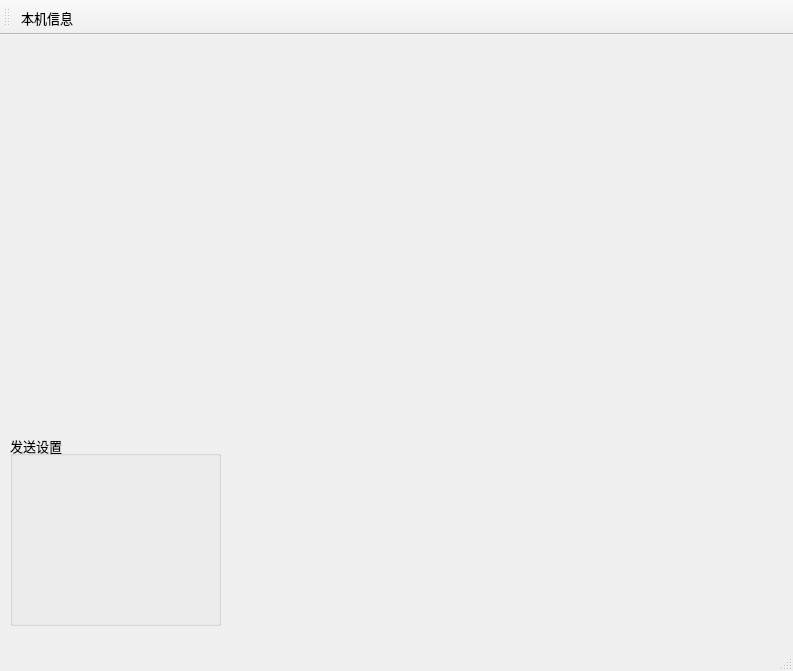
Above: main_window.ui from 652436962/Network_Assistant before the change. Below: the same form after it.
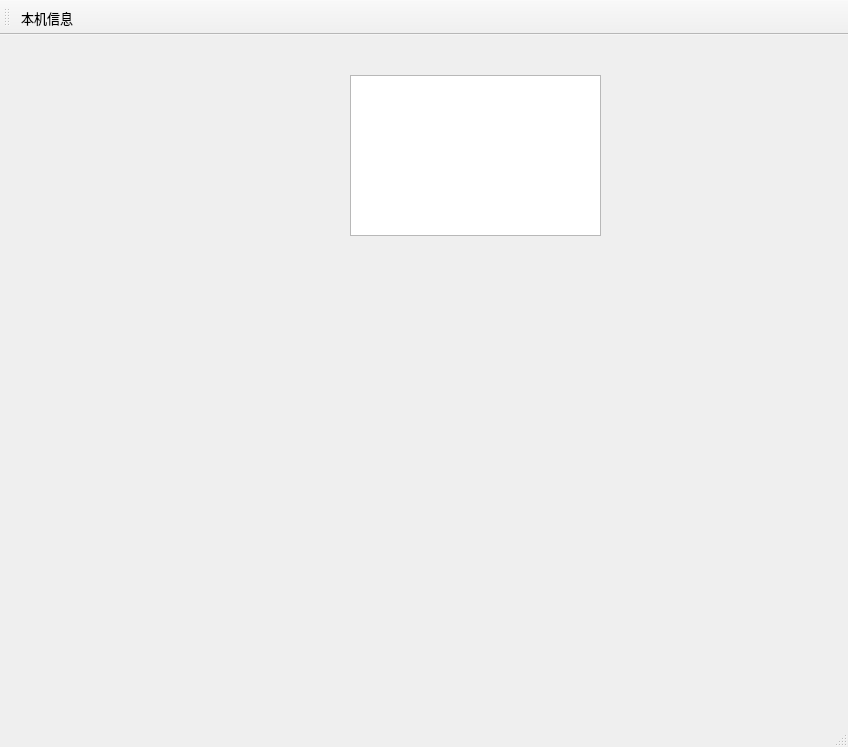
That is the form after the change. Custom widgets are drawn as their Qt base class.

Patch:
```diff
--- a/main_window.ui
+++ b/main_window.ui
@@ -6,8 +6,8 @@
    <rect>
     <x>0</x>
     <y>0</y>
-    <width>793</width>
-    <height>671</height>
+    <width>848</width>
+    <height>747</height>
    </rect>
   </property>
   <property name="font">
@@ -19,26 +19,13 @@
    <string>MainWindow</string>
   </property>
   <widget class="QWidget" name="centralWidget">
-   <widget class="QGroupBox" name="groupBox_SendSettings">
-    <property name="geometry">
-     <rect>
-      <x>10</x>
-      <y>400</y>
-      <width>211</width>
-      <height>191</height>
-     </rect>
-    </property>
-    <property name="title">
-     <string>发送设置</string>
-    </property>
-   </widget>
    <widget class="NetworkSettingsWidget" name="network_settings" native="true">
     <property name="geometry">
      <rect>
-      <x>0</x>
-      <y>0</y>
+      <x>10</x>
+      <y>10</y>
       <width>201</width>
-      <height>201</height>
+      <height>231</height>
      </rect>
     </property>
    </widget>
@@ -46,12 +33,32 @@
     <property name="geometry">
      <rect>
       <x>10</x>
-      <y>210</y>
+      <y>270</y>
       <width>201</width>
       <height>181</height>
      </rect>
     </property>
    </widget>
+   <widget class="SendSettingsWidget" name="send_settings" native="true">
+    <property name="geometry">
+     <rect>
+      <x>10</x>
+      <y>480</y>
+      <width>191</width>
+      <height>191</height>
+     </rect>
+    </property>
+   </widget>
+   <widget class="ReceiveWidget" name="receive_area">
+    <property name="geometry">
+     <rect>
+      <x>350</x>
+      <y>40</y>
+      <width>251</width>
+      <height>161</height>
+     </rect>
+    </property>
+   </widget>
   </widget>
   <widget class="QMenuBar" name="menuBar">
    <property name="geometry">
@@ -99,6 +106,17 @@
    <header>receive_settings_widget.h</header>
    <container>1</container>
   </customwidget>
+  <customwidget>
+   <class>SendSettingsWidget</class>
+   <extends>QWidget</extends>
+   <header>send_settings_widget.h</header>
+   <container>1</container>
+  </customwidget>
+  <customwidget>
+   <class>ReceiveWidget</class>
+   <extends>QPlainTextEdit</extends>
+   <header>receive_widget.h</header>
+  </customwidget>
  </customwidgets>
  <resources/>
  <connections/>
```
Left out of the diff: 2 changed lines with no effect on the pictures.
